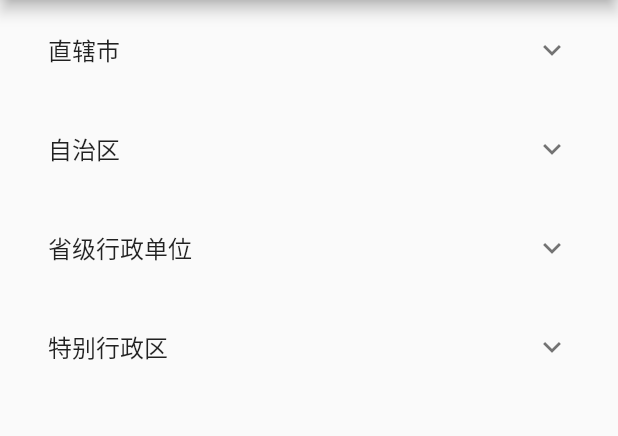
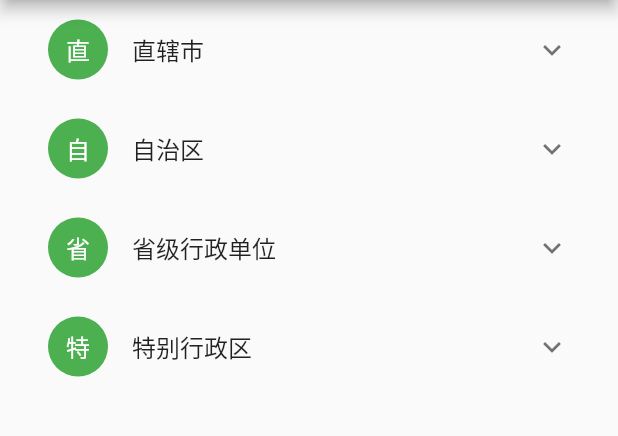
Before and after one commit to holyhost/flutter_multi_menu, a Flutter app: the screen it shows after launch, on a phone screen of 412 x 824 dp, the part 84-520 px from its top. Run offline on Flutter 3.47's test engine with Material 2 defaults, Android fonts, the phone set to English and light mode, and no system bars.

Commit message:
❤ flutter

```diff
--- a/lib/name_item_widget.dart
+++ b/lib/name_item_widget.dart
@@ -10,22 +10,38 @@ class NameItemWidget extends StatefulWidget {
 }
 
 class _NameItemWidgetState extends State<NameItemWidget> {
+
   @override
   Widget build(BuildContext context) {
     return ListTile(
+
       title: _buildItem(widget.bean),
     );
   }
 
   Widget _buildItem(NameBean bean){
     if(bean.children.isEmpty){
-      return ListTile(title: Text(bean.name),);
+      return ListTile(
+        title: Text(bean.name),
+        onTap: (){
+          _showSeletedName(bean.name);
+        },
+      );
     }
     return ExpansionTile(
       key: PageStorageKey<NameBean>(bean),
       title: Text(bean.name),
       children: bean.children.map<Widget>(_buildItem).toList(),
+      leading: CircleAvatar(
+        backgroundColor: Colors.green,
+        child: Text(bean.name.substring(0,1),style: TextStyle(color: Colors.white),),
+      ),
     );
   }
 
+
+  _showSeletedName(String name){
+
+    Scaffold.of(context).showSnackBar(SnackBar(content: Text("选择的是："+name)));
+  }
 }
```
